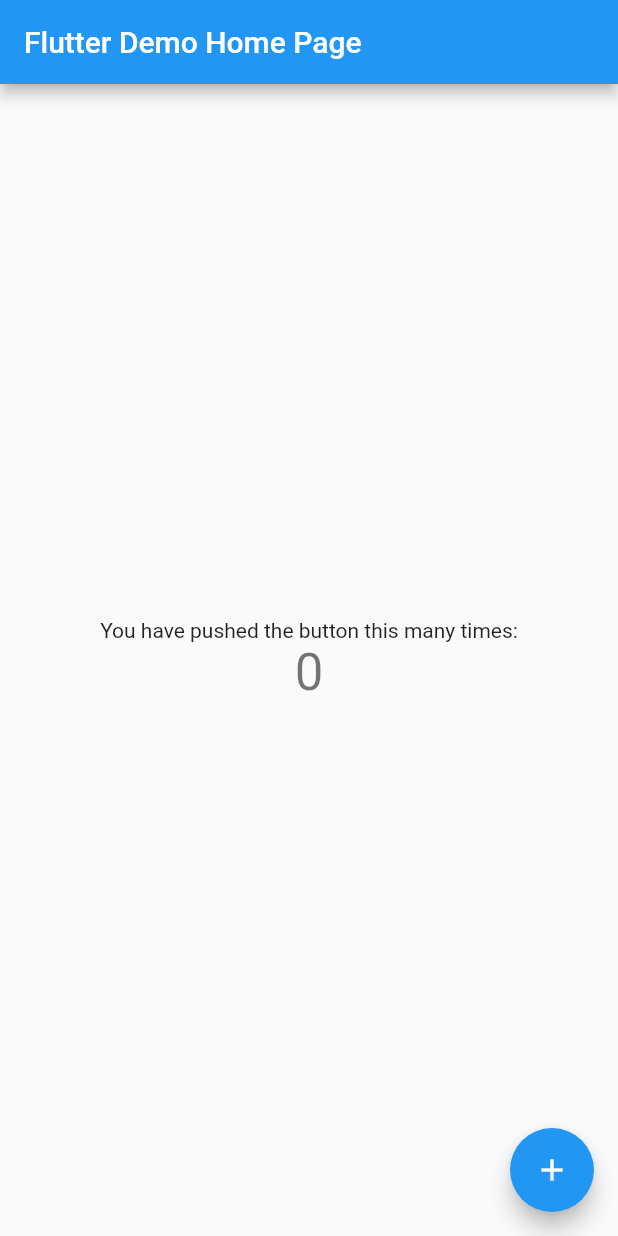
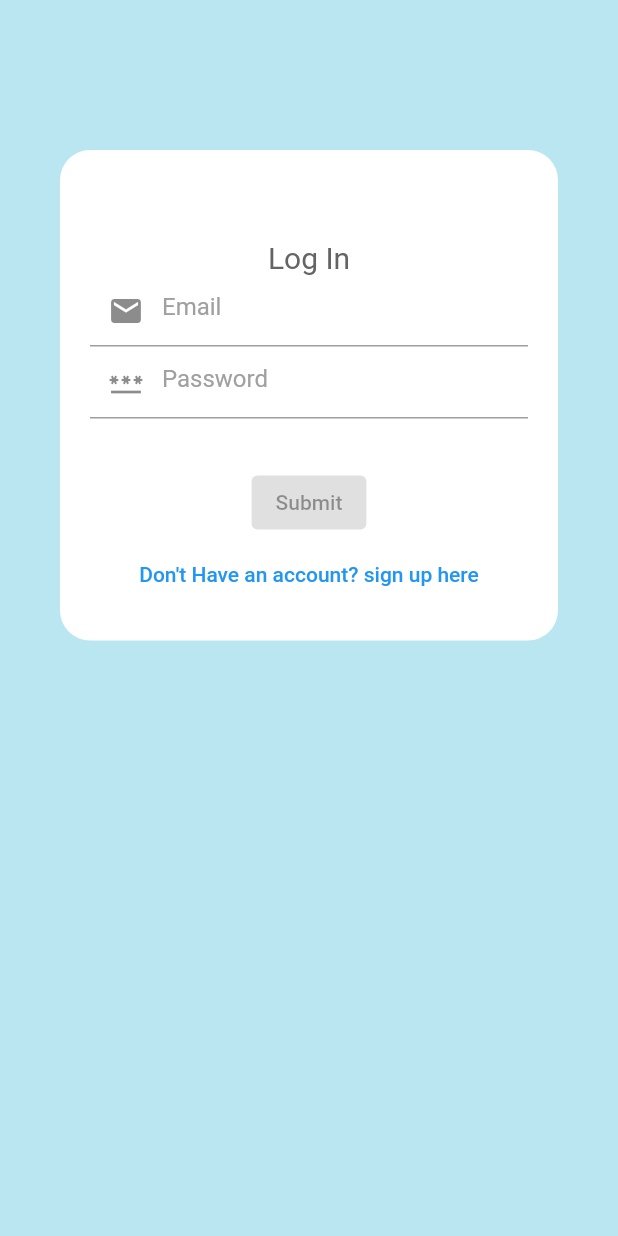
Before and after one commit to Snowager/todoPlannerApp, a Flutter app: the screen it shows after launch, on a phone screen of 412 x 824 dp. Run offline on Flutter 3.47's test engine with Material 2 defaults, Android fonts, the phone set to English and light mode, and no system bars.

Commit message:
create signup/login screen

```diff
--- a/lib/main.dart
+++ b/lib/main.dart
@@ -1,4 +1,6 @@
 import 'package:flutter/material.dart';
+import 'package:todo_planner/screens/login/login.dart';
+import 'package:todo_planner/utils/theme.dart';
 
 void main() {
   runApp(const MyApp());
@@ -7,30 +9,16 @@ void main() {
 class MyApp extends StatelessWidget {
   const MyApp({super.key});
 
+
   // This widget is the root of your application.
   @override
   Widget build(BuildContext context) {
     return MaterialApp(
-      title: 'Flutter Demo',
-      theme: ThemeData(
-        // This is the theme of your application.
-        //
-        // Try running your application with "flutter run". You'll see the
-        // application has a blue toolbar. Then, without quitting the app, try
-        // changing the primarySwatch below to Colors.green and then invoke
-        // "hot reload" (press "r" in the console where you ran "flutter run",
-        // or simply save your changes to "hot reload" in a Flutter IDE).
-        // Notice that the counter didn't reset back to zero; the application
-        // is not restarted.
-        primarySwatch: Colors.blue,
-      ),
-      home: const MyHomePage(title: 'Flutter Demo Home Page'),
+      theme: MyTheme().buildTheme(),
+      home: const Login(),
     );
   }
 }
-
-class MyHomePage extends StatefulWidget {
-  const MyHomePage({super.key, required this.title});
 
   // This widget is the home page of your application. It is stateful, meaning
   // that it has a State object (defined below) that contains fields that affect
@@ -40,76 +28,3 @@ class MyHomePage extends StatefulWidget {
   // case the title) provided by the parent (in this case the App widget) and
   // used by the build method of the State. Fields in a Widget subclass are
   // always marked "final".
-
-  final String title;
-
-  @override
-  State<MyHomePage> createState() => _MyHomePageState();
-}
-
-class _MyHomePageState extends State<MyHomePage> {
-  int _counter = 0;
-
-  void _incrementCounter() {
-    setState(() {
-      // This call to setState tells the Flutter framework that something has
-      // changed in this State, which causes it to rerun the build method below
-      // so that the display can reflect the updated values. If we changed
-      // _counter without calling setState(), then the build method would not be
-      // called again, and so nothing would appear to happen.
-      _counter++;
-    });
-  }
-
-  @override
-  Widget build(BuildContext context) {
-    // This method is rerun every time setState is called, for instance as done
-    // by the _incrementCounter method above.
-    //
-    // The Flutter framework has been optimized to make rerunning build methods
-    // fast, so that you can just rebuild anything that needs updating rather
-    // than having to individually change instances of widgets.
-    return Scaffold(
-      appBar: AppBar(
-        // Here we take the value from the MyHomePage object that was created by
-        // the App.build method, and use it to set our appbar title.
-        title: Text(widget.title),
-      ),
-      body: Center(
-        // Center is a layout widget. It takes a single child and positions it
-        // in the middle of the parent.
-        child: Column(
-          // Column is also a layout widget. It takes a list of children and
-          // arranges them vertically. By default, it sizes itself to fit its
-          // children horizontally, and tries to be as tall as its parent.
-          //
-          // Invoke "debug painting" (press "p" in the console, choose the
-          // "Toggle Debug Paint" action from the Flutter Inspector in Android
-          // Studio, or the "Toggle Debug Paint" command in Visual Studio Code)
-          // to see the wireframe for each widget.
-          //
-          // Column has various properties to control how it sizes itself and
-          // how it positions its children. Here we use mainAxisAlignment to
-          // center the children vertically; the main axis here is the vertical
-          // axis because Columns are vertical (the cross axis would be
-          // horizontal).
-          mainAxisAlignment: MainAxisAlignment.center,
-          children: <Widget>[
-            const Text(
-              'You have pushed the button this many times:',
-            ),
-            Text(
-              '$_counter',
-              style: Theme.of(context).textTheme.headline4,
-            ),
-          ],
-        ),
-      ),
-      floatingActionButton: FloatingActionButton(
-        onPressed: _incrementCounter,
-        tooltip: 'Increment',
-        child: const Icon(Icons.add),
-      ), // This trailing comma makes auto-formatting nicer for build methods.
-    );
-  }
-}
--- /dev/null
+++ b/lib/screens/login/localWidgets/login_form.dart
@@ -0,0 +1,43 @@
+import 'package:flutter/material.dart';
+import 'package:todo_planner/widgets/container.dart';
+
+import '../../signup/signup.dart';
+
+class MyLoginForm extends StatelessWidget {
+  MyLoginForm({Key? key}) : super(key: key);
+  final TextEditingController _emailController = TextEditingController();
+  final TextEditingController _passwordController = TextEditingController();
+
+  @override
+  Widget build(BuildContext context) {
+    return MyContainer(child: Column(
+      children: <Widget>[
+        Padding(
+          padding: EdgeInsets.symmetric(vertical: 20, horizontal: 8)),
+          Text("Log In", style: TextStyle(color: Theme.of(context).secondaryHeaderColor, fontSize: 20)),
+          TextFormField(
+            controller: _emailController,
+            decoration: InputDecoration(
+                prefixIcon: Icon(Icons.email),
+                hintText: "Email"
+            ),
+          ),
+        TextFormField(
+          controller: _passwordController,
+          decoration: InputDecoration(
+            prefixIcon: Icon(Icons.password),
+            hintText: "Password"
+          ),
+        ),
+        Padding(
+          padding: EdgeInsets.all(16),
+        ),
+        ElevatedButton(onPressed: null, child:
+        Text("Submit")),
+        TextButton(onPressed: () => Navigator.of(context).push(
+            MaterialPageRoute(builder: (context) => MySignup())),
+            child: Text("Don't Have an account? sign up here")),
+      ],
+    ));
+  }
+}
--- /dev/null
+++ b/lib/screens/login/login.dart
@@ -0,0 +1,26 @@
+import 'package:flutter/material.dart';
+import 'package:todo_planner/screens/login/localWidgets/login_form.dart';
+
+class Login extends StatelessWidget {
+  const Login({Key? key}) : super(key: key);
+
+  @override
+  Widget build(BuildContext context) {
+    return Scaffold(
+      body: Row(
+        mainAxisAlignment: MainAxisAlignment.center,
+        children: <Widget>[
+          Expanded(child: Padding(
+            padding: EdgeInsets.all(20),
+            child: ListView(padding: EdgeInsets.all(20),
+            children: <Widget>[
+              Padding(padding: EdgeInsets.all(20)),
+              SizedBox(height: 20,),
+              MyLoginForm(),
+            ],),
+          ))
+        ],
+      ),
+    );
+  }
+}
--- /dev/null
+++ b/lib/utils/theme.dart
@@ -0,0 +1,16 @@
+import 'package:flutter/material.dart';
+
+class MyTheme {
+  final Color _lightBlue = const Color(0xffB9E6F0);
+  final Color _lightGrey = const Color.fromARGB(255, 160, 160, 160);
+  final Color _darkGrey = const Color.fromARGB(255, 100, 100, 100);
+  ThemeData buildTheme() {
+    return ThemeData(
+      canvasColor: _lightBlue,
+      primaryColor: _lightBlue,
+      colorScheme: ColorScheme.fromSwatch().copyWith(secondary: _lightGrey),
+      secondaryHeaderColor: _darkGrey,
+      hintColor: _lightGrey,
+    );
+  }
+}
--- /dev/null
+++ b/lib/widgets/container.dart
@@ -0,0 +1,16 @@
+import 'package:flutter/material.dart';
+
+class MyContainer extends StatelessWidget {
+  const MyContainer({Key? key, required this.child}) : super(key: key);
+  final Widget child;
+
+  @override
+  Widget build(BuildContext context) {
+    return Container(padding: EdgeInsets.all(20), decoration: BoxDecoration(
+      color: Colors.white,
+      borderRadius: BorderRadius.circular(20),
+      //TODO----insert boxShadow
+    ), child: child,
+    );
+  }
+}
--- a/pubspec.yaml
+++ b/pubspec.yaml
@@ -31,6 +31,8 @@ environment:
 dependencies:
   flutter:
     sdk: flutter
+  firebase_auth:
+  provider:
 
 
   # The following adds the Cupertino Icons font to your application.
```
Also changed, not shown: lib/screens/login/localWidgets/signup_form.dart (added, +56 -0 lines), lib/screens/signup/signup.dart (added, +33 -0 lines), lib/screens/home/home.dart (added), 4 other files.
